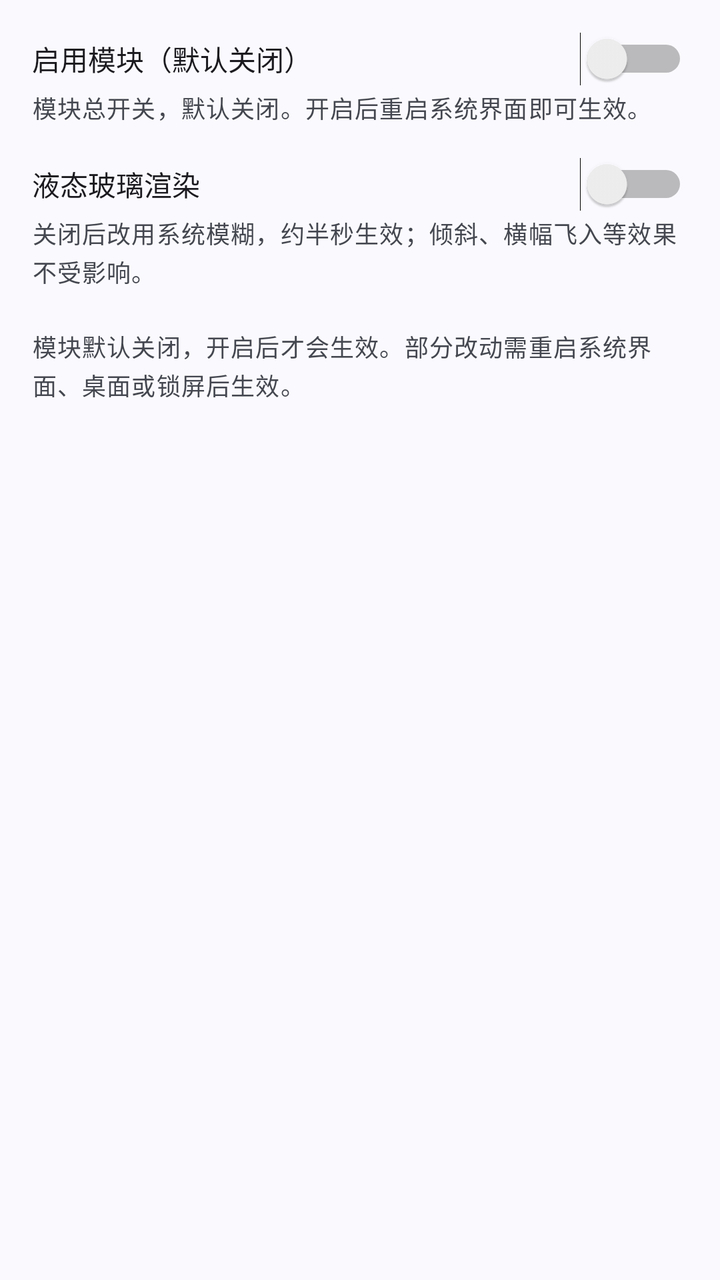
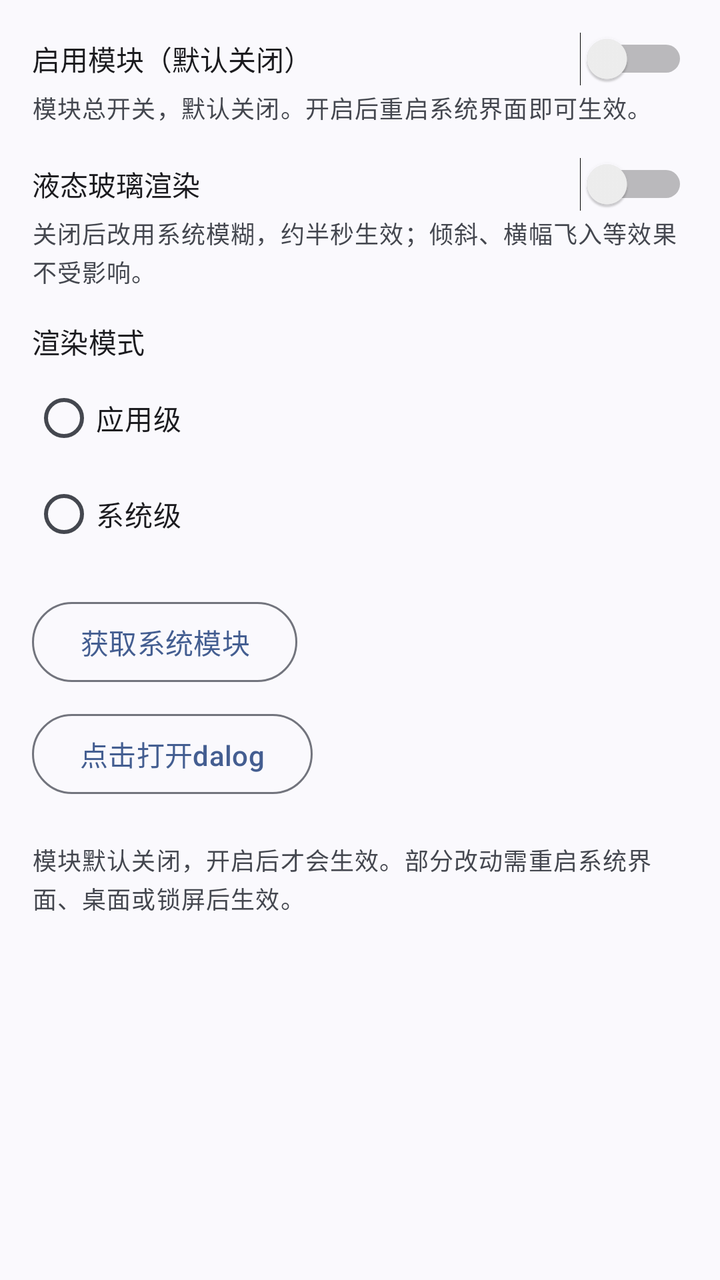

Compare the two renders of this Android layout. The source of the first and the diff that turns it into the second are given below.
<!-- AndroidManifest.xml: application theme Theme.LiquidGlass -->
<!-- res/layout/view_cat_master.xml -->
<?xml version="1.0" encoding="utf-8"?>
<ScrollView xmlns:android="http://schemas.android.com/apk/res/android"
    android:layout_width="match_parent"
    android:layout_height="match_parent"
    android:fillViewport="true">

    <LinearLayout
        android:layout_width="match_parent"
        android:layout_height="wrap_content"
        android:orientation="vertical"
        android:padding="16dp">

        <Switch
            android:id="@+id/switchMaster"
            android:layout_width="match_parent"
            android:layout_height="wrap_content"
            android:text="@string/settings_master" />

        <TextView
            android:layout_width="match_parent"
            android:layout_height="wrap_content"
            android:layout_marginTop="2dp"
            android:text="@string/settings_master_desc"
            android:textAppearance="?attr/textAppearanceBodySmall"
            android:textColor="?android:attr/textColorSecondary" />

        <Switch
            android:id="@+id/switchGlass"
            android:layout_width="match_parent"
            android:layout_height="wrap_content"
            android:layout_marginTop="16dp"
            android:text="@string/settings_glass_enable" />

        <TextView
            android:layout_width="match_parent"
            android:layout_height="wrap_content"
            android:layout_marginTop="2dp"
            android:text="@string/settings_glass_enable_desc"
            android:textAppearance="?attr/textAppearanceBodySmall"
            android:textColor="?android:attr/textColorSecondary" />

        <TextView
            android:layout_width="match_parent"
            android:layout_height="wrap_content"
            android:layout_marginTop="20dp"
            android:text="@string/settings_hint"
            android:textAppearance="?attr/textAppearanceBodySmall"
            android:textColor="?android:attr/textColorSecondary" />

    </LinearLayout>
</ScrollView>
<!-- resources referenced by this layout -->
<resources>
  <string name="settings_glass_enable">液态玻璃渲染</string>
  <string name="settings_glass_enable_desc">关闭后改用系统模糊，约半秒生效；倾斜、横幅飞入等效果不受影响。</string>
  <string name="settings_hint">模块默认关闭，开启后才会生效。部分改动需重启系统界面、桌面或锁屏后生效。</string>
  <string name="settings_master">启用模块（默认关闭）</string>
  <string name="settings_master_desc">模块总开关，默认关闭。开启后重启系统界面即可生效。</string>
  <style name="Theme.LiquidGlass" parent="Theme.Material3.DynamicColors.DayNight.NoActionBar" />
</resources>

<!-- the commit's change to res/layout/view_cat_master.xml (unified diff, before → after) -->
@@ -42,6 +42,49 @@
         <TextView
             android:layout_width="match_parent"
             android:layout_height="wrap_content"
+            android:layout_marginTop="16dp"
+            android:text="@string/settings_render_mode"
+            android:textAppearance="?attr/textAppearanceTitleSmall" />
+
+        <RadioGroup
+            android:id="@+id/renderModeGroup"
+            android:layout_width="match_parent"
+            android:layout_height="wrap_content"
+            android:layout_marginTop="4dp"
+            android:orientation="vertical">
+
+            <RadioButton
+                android:id="@+id/radioRenderApp"
+                android:layout_width="match_parent"
+                android:layout_height="wrap_content"
+                android:text="@string/settings_render_mode_app" />
+
+            <RadioButton
+                android:id="@+id/radioRenderSf"
+                android:layout_width="match_parent"
+                android:layout_height="wrap_content"
+                android:text="@string/settings_render_mode_sf" />
+        </RadioGroup>
+
+        <com.google.android.material.button.MaterialButton
+            android:id="@+id/btnGetSystemModule"
+            style="?attr/materialButtonOutlinedStyle"
+            android:layout_width="wrap_content"
+            android:layout_height="wrap_content"
+            android:layout_marginTop="16dp"
+            android:text="@string/settings_sf_get_module" />
+
+        <com.google.android.material.button.MaterialButton
+            android:id="@+id/btnOpenDalog"
+            style="?attr/materialButtonOutlinedStyle"
+            android:layout_width="wrap_content"
+            android:layout_height="wrap_content"
+            android:layout_marginTop="8dp"
+            android:text="@string/settings_open_dalog" />
+
+        <TextView
+            android:layout_width="match_parent"
+            android:layout_height="wrap_content"
             android:layout_marginTop="20dp"
             android:text="@string/settings_hint"
             android:textAppearance="?attr/textAppearanceBodySmall"
<!-- resource entries referenced after the edit -->
@@ -5,6 +5,11 @@
   <string name="settings_hint">模块默认关闭，开启后才会生效。部分改动需重启系统界面、桌面或锁屏后生效。</string>
   <string name="settings_master">启用模块（默认关闭）</string>
   <string name="settings_master_desc">模块总开关，默认关闭。开启后重启系统界面即可生效。</string>
+  <string name="settings_open_dalog">点击打开dalog</string>
+  <string name="settings_render_mode">渲染模式</string>
+  <string name="settings_render_mode_app">应用级</string>
+  <string name="settings_render_mode_sf">系统级</string>
+  <string name="settings_sf_get_module">获取系统模块</string>
   <style name="Theme.LiquidGlass" parent="Theme.Material3.DynamicColors.DayNight.NoActionBar" />
 </resources>
 
